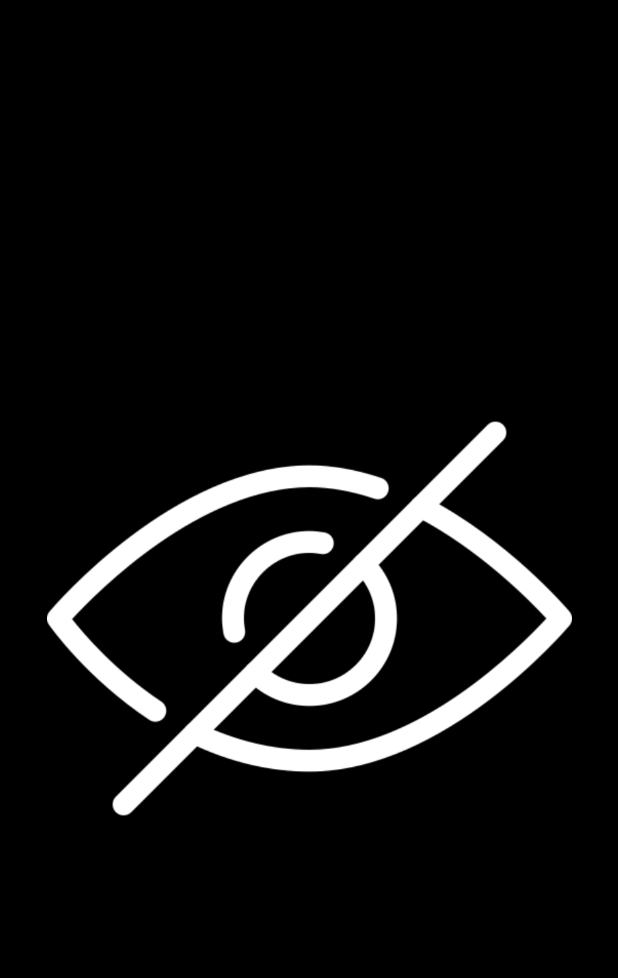
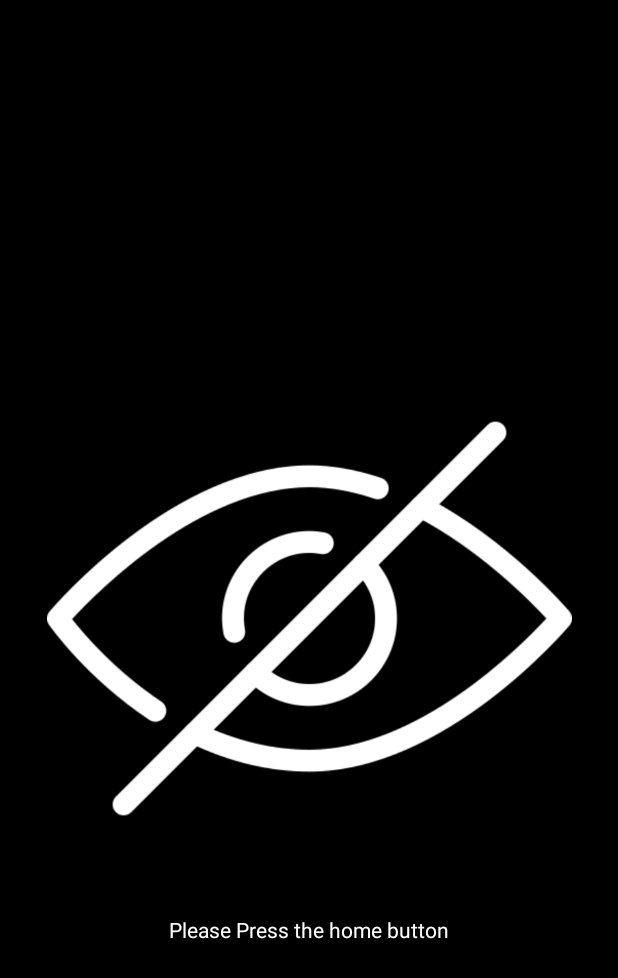
Before and after one commit to MohamedAAbdelwahab/GuardianAngelGP, an Android app: the layout blackout_activity.xml on its own in the app's theme, with its tools: preview values and no code run, on a phone screen of 412 x 824 dp. Shown: the top 978 px of the screen. Run offline under Robolectric (Android 15) with nearby library versions, the phone set to English and light mode, and no system bars.

Commit message:
Adding message on the layout

```diff
--- a/app/src/main/res/layout/blackout_activity.xml
+++ b/app/src/main/res/layout/blackout_activity.xml
@@ -15,4 +15,14 @@
         app:layout_constraintStart_toStartOf="parent"
         app:layout_constraintTop_toTopOf="parent"
         android:src="@drawable/blackout" />
+
+    <TextView
+        android:id="@+id/textView21"
+        android:layout_width="wrap_content"
+        android:layout_height="wrap_content"
+        android:text="Please Press the home button"
+        android:textColor="#FFFFFF"
+        app:layout_constraintEnd_toEndOf="parent"
+        app:layout_constraintStart_toStartOf="parent"
+        app:layout_constraintTop_toBottomOf="@+id/imageView7" />
 </androidx.constraintlayout.widget.ConstraintLayout>
```
